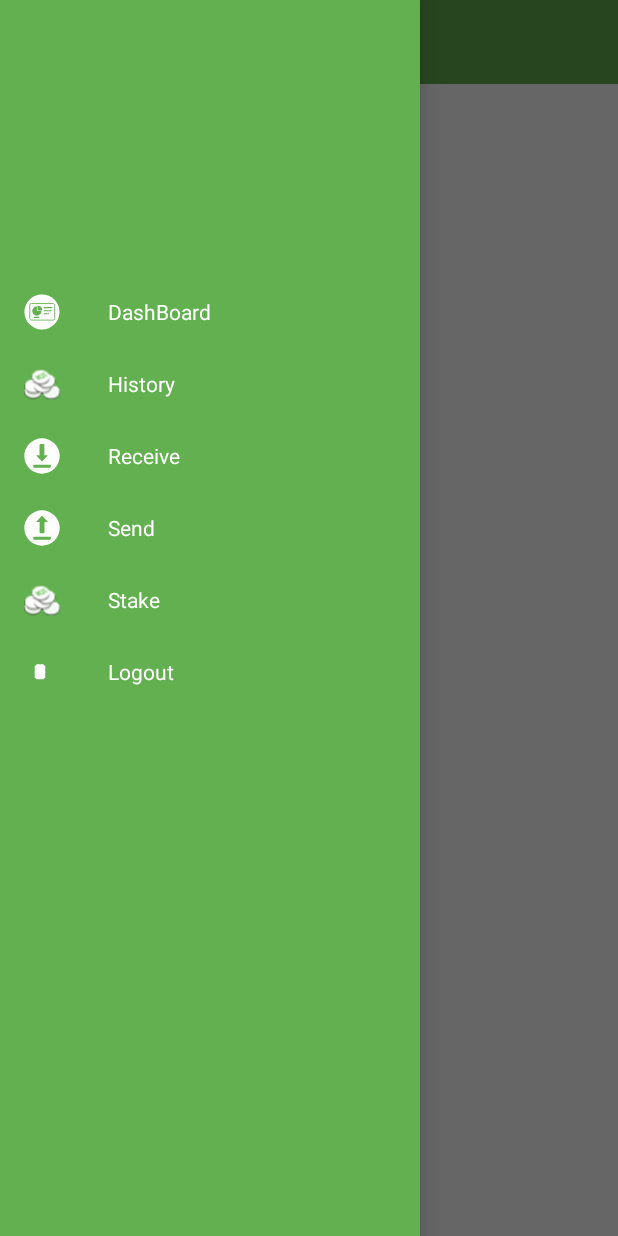
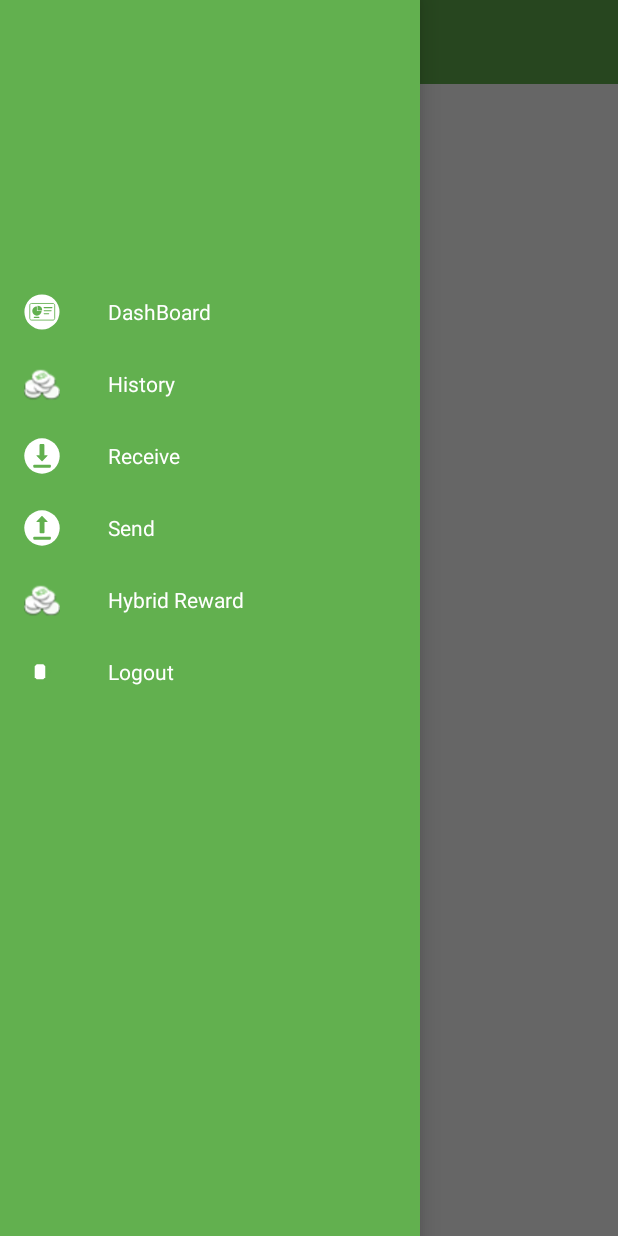
Before and after one commit to xels-io/AndroidWallet, an Android app: the fragment StackedFragment placed in its activity, with the side drawer open, on a phone screen of 412 x 824 dp. Run offline under Robolectric (Android 15) with nearby library versions, the phone set to English and light mode, and no system bars; our stand-ins replace EventBus; libraries missing offline, so code that uses them is left out: androidmads.library.qrgenearator, com.kaopiz.kprogresshud; 7 statements that could not run were skipped.

Commit message:
status update
history status updated
nav bar title updated

```diff
--- a/app/src/main/java/io/xels/xelsandroidapp/adapter/StackedListAdapter.kt
+++ b/app/src/main/java/io/xels/xelsandroidapp/adapter/StackedListAdapter.kt
@@ -9,6 +9,7 @@ import android.widget.TextView
 import io.xels.xelsandroidapp.R
 import io.xels.xelsandroidapp.response_model.HistoryApiResponseModel
 import io.xels.xelsandroidapp.ulits.AppConstance
+import io.xels.xelsandroidapp.ulits.PreferenceManager.getString
 import io.xels.xelsandroidapp.ulits.Utils
 import java.math.BigDecimal
 
@@ -39,7 +40,7 @@ class StackedListAdapter(var body: HistoryApiResponseModel?/*,var context:Fragme
                 p0.fromAddressTxtView.text =
                     body!!.innerMsg.history[0].transactionsHistory.get(p1).toAddress
                 p0.statusImage.setBackgroundResource(R.drawable.stake)
-                p0.status.text = "Reward"
+                p0.status.text = "Hybrid Reward"
 
 
                 amount = BigDecimal.valueOf(
--- a/app/src/main/java/io/xels/xelsandroidapp/view/fragment/StackedFragment.kt
+++ b/app/src/main/java/io/xels/xelsandroidapp/view/fragment/StackedFragment.kt
@@ -40,7 +40,7 @@ class StackedFragment : Fragment() {
 
     override fun onCreate(savedInstanceState: Bundle?) {
         super.onCreate(savedInstanceState)
-        toolBarControll?.setTitle(getString(R.string.stacked))
+        toolBarControll?.setTitle(getString(R.string.hybrid_reward))
         historyViewModel = ViewModelProviders.of(this).get(HistoryViewModel::class.java)
 
     }
--- a/app/src/main/res/menu/activity_base_drawer.xml
+++ b/app/src/main/res/menu/activity_base_drawer.xml
@@ -26,7 +26,7 @@
         <item
                 android:id="@+id/stacked"
                 android:icon="@drawable/coin_unselected_1x"
-                android:title="@string/stacked" />
+                android:title="@string/hybrid_reward" />
         <item
                 android:id="@+id/logout"
                 android:icon="@drawable/ic_logout"
--- a/app/src/main/res/values/strings.xml
+++ b/app/src/main/res/values/strings.xml
@@ -120,4 +120,5 @@
 
     <!-- TODO: Remove or change this placeholder text -->
     <string name="hello_blank_fragment">Hello blank fragment</string>
+    <string name="hybrid_reward">Hybrid Reward</string>
 </resources>
```
Also changed, not shown: app/src/main/java/io/xels/xelsandroidapp/adapter/TransactionHistoryAdapter.kt (+18 -4 lines).
